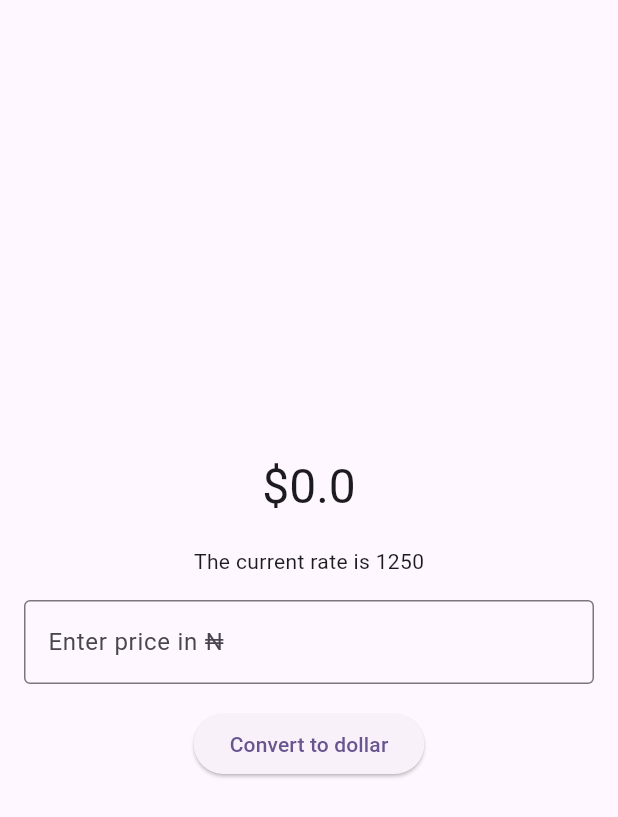
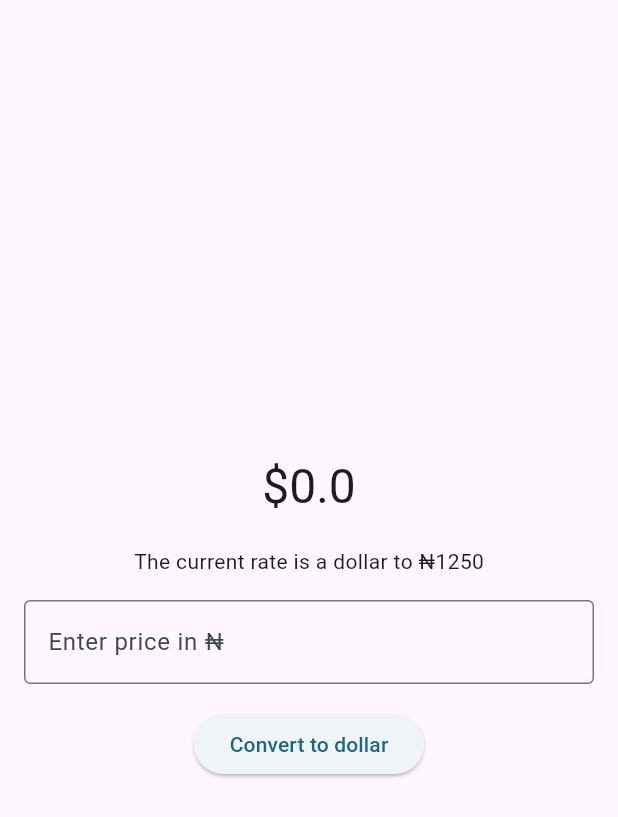
Before and after one commit to GreatGrant/Currency-Converter, a Flutter app: the screen it shows after launch, on a phone screen of 412 x 824 dp. Shown: the top 817 px of the screen. Run offline on Flutter 3.47's test engine with Material 3 defaults, Android fonts, the phone set to English and light mode, and no system bars.

Commit message:
enable darkmode

```diff
--- a/lib/main.dart
+++ b/lib/main.dart
@@ -13,9 +13,11 @@ class MyApp extends StatelessWidget {
   Widget build(BuildContext context) {
     return MaterialApp(
       title: 'Currency Converter',
-      theme: ThemeData(
-        colorScheme: ColorScheme.fromSeed(seedColor: Colors.deepPurple),
-        useMaterial3: true,
+      theme: ThemeData.light(useMaterial3: true).copyWith(
+        colorScheme: ColorScheme.fromSeed(seedColor: Colors.lightBlueAccent)
+      ),
+      darkTheme: ThemeData.dark(useMaterial3: true).copyWith(
+          colorScheme: ColorScheme.fromSeed(seedColor: Colors.lightBlueAccent)
       ),
       home: const HomePage(title: 'Currency Converter'),
     );
--- a/lib/pages/home_page.dart
+++ b/lib/pages/home_page.dart
@@ -33,14 +33,13 @@ class _HomePageState extends State<HomePage>{
         body: Center(
           child: Column(
             mainAxisAlignment: MainAxisAlignment.center,
-            crossAxisAlignment: CrossAxisAlignment.center,
             children: [
               Text(
                 "\$$_toDollarConversion",
                 style: Theme.of(context).textTheme.headlineLarge,
               ),
               const SizedBox(height: 20),
-              Text("The current rate is $_dollarRate"),
+              Text("The current rate is a dollar to ₦$_dollarRate"),
               Padding(
                 padding: const EdgeInsets.all(16),
                 child: TextField(
```
